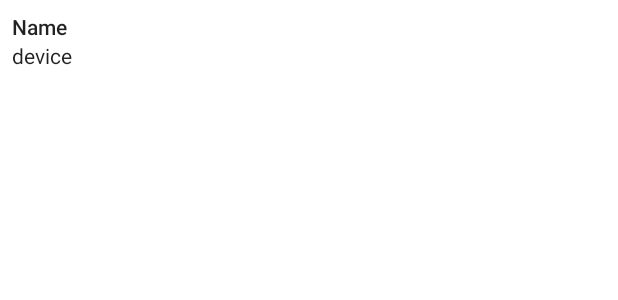
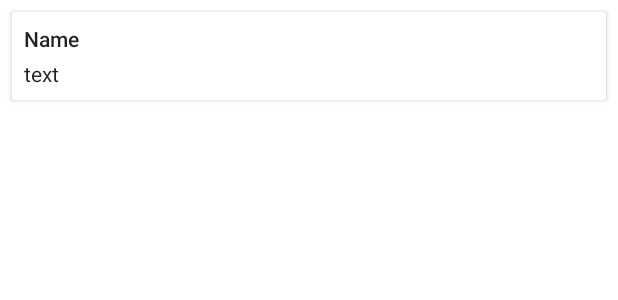
Before and after one commit to har5hit/BlueChat, an Android app: the layout list_user.xml on its own in the app's theme, with its tools: preview values and no code run, on a phone screen of 412 x 824 dp. Shown: the top 300 px of the screen. Run offline under Robolectric (Android 15) with nearby library versions, the phone set to English and light mode, and no system bars; network calls fail.

Commit message:
pending: neat ui, settings

```diff
--- a/app/src/main/java/com/justadeveloper96/bluechat/ProfileActivity.java
+++ b/app/src/main/java/com/justadeveloper96/bluechat/ProfileActivity.java
@@ -55,7 +55,7 @@ public class ProfileActivity extends BlueActivity implements View.OnClickListene
         edit= (ImageButton) findViewById(R.id.btn_edit);
         save= (Button) findViewById(R.id.btn_save);
         container_edit= (RelativeLayout) findViewById(R.id.rl_name);
-        container_save = (LinearLayout) findViewById(R.id.ll_name_container);
+        container_save = (LinearLayout) findViewById(R.id.ll_save);
         current_name= BlueHelper.getBluetoothAdapter().getName();
         name.setText(current_name);
     }
--- a/app/src/main/java/com/justadeveloper96/bluechat/SearchAdapter.java
+++ b/app/src/main/java/com/justadeveloper96/bluechat/SearchAdapter.java
@@ -32,7 +32,7 @@ public class SearchAdapter extends RecyclerView.Adapter<SearchAdapter.MyViewHold
 
     @Override
     public SearchAdapter.MyViewHolder onCreateViewHolder(ViewGroup parent, int viewType) {
-        return new MyViewHolder(LayoutInflater.from(parent.getContext()).inflate(android.R.layout.simple_list_item_1,parent,false));
+        return new MyViewHolder(LayoutInflater.from(parent.getContext()).inflate(R.layout.list_item_search,parent,false));
     }
 
     @Override
@@ -57,7 +57,7 @@ public class SearchAdapter extends RecyclerView.Adapter<SearchAdapter.MyViewHold
         TextView text;
         public MyViewHolder(View itemView) {
             super(itemView);
-            text= (TextView) itemView.findViewById(android.R.id.text1);
+            text= (TextView) itemView.findViewById(R.id.text);
             itemView.setOnClickListener(this);
         }
 
--- a/app/src/main/java/helpers/MyApplication.java
+++ b/app/src/main/java/helpers/MyApplication.java
@@ -11,7 +11,6 @@ import android.support.v7.app.NotificationCompat;
 
 import com.justadeveloper96.bluechat.ChatActivity;
 import com.justadeveloper96.bluechat.Constants;
-import com.justadeveloper96.bluechat.MainActivity;
 import com.justadeveloper96.bluechat.R;
 
 import org.greenrobot.eventbus.EventBus;
@@ -185,7 +184,7 @@ public class MyApplication extends Application {
 // your application to the Home screen.
         TaskStackBuilder stackBuilder = TaskStackBuilder.create(this);
 // Adds the back stack for the Intent (but not the Intent itself)
-        stackBuilder.addParentStack(MainActivity.class);
+        stackBuilder.addParentStack(ChatActivity.class);
 // Adds the Intent that starts the Activity to the top of the stack
         stackBuilder.addNextIntent(resultIntent);
         PendingIntent resultPendingIntent =
--- a/app/src/main/res/layout/list_user.xml
+++ b/app/src/main/res/layout/list_user.xml
@@ -1,5 +1,14 @@
 <?xml version="1.0" encoding="utf-8"?>
-<LinearLayout xmlns:android="http://schemas.android.com/apk/res/android"
+<android.support.v7.widget.CardView
+    xmlns:android="http://schemas.android.com/apk/res/android"
+    android:layout_width="match_parent"
+    android:orientation="vertical"
+    android:layout_height="wrap_content"
+    android:layout_marginLeft="8dp"
+    android:layout_marginRight="8dp"
+    android:layout_marginTop="8dp"
+    >
+    <LinearLayout
         android:layout_width="match_parent"
         android:orientation="vertical"
         android:layout_height="wrap_content"
@@ -9,14 +18,20 @@
             android:layout_width="match_parent"
             android:layout_height="wrap_content"
             android:id="@+id/tv_name"
+            android:maxLines="1"
+            android:ellipsize="end"
             style="@style/Base.TextAppearance.AppCompat.Body2"
             android:text="Name"/>
 
         <TextView
             android:layout_width="match_parent"
             android:layout_height="wrap_content"
-        android:text="device"
+            android:text="text"
+            android:layout_marginTop="4dp"
             android:id="@+id/tv_device_name"
-        style="@style/Base.TextAppearance.AppCompat.Body1"/>
+            style="@style/Base.TextAppearance.AppCompat.Body1"
+            android:maxLines="1"
+            android:ellipsize="end"/>
 
     </LinearLayout>
+</android.support.v7.widget.CardView>
--- a/app/src/main/res/menu/menu_main.xml
+++ b/app/src/main/res/menu/menu_main.xml
@@ -4,7 +4,11 @@
     tools:context="com.justadeveloper96.bluechat.MainActivity">
     <item
         android:id="@+id/action_settings"
-        android:orderInCategory="100"
         android:title="@string/action_settings"
         app:showAsAction="never" />
+
+    <item
+        android:id="@+id/action_share"
+        android:title="@string/action_share"
+        app:showAsAction="never" />
 </menu>
--- a/app/src/main/res/values/strings.xml
+++ b/app/src/main/res/values/strings.xml
@@ -3,4 +3,5 @@
     <string name="action_settings">Settings</string>
     <string name="menu_disconnect">DISCONNECT</string>
     <string name="menu_connect">CONNECT</string>
+    <string name="action_share">Share App!</string>
 </resources>
```
Also changed, not shown: app/src/main/java/com/justadeveloper96/bluechat/ChatActivity.java (+22 -3 lines), app/src/main/java/com/justadeveloper96/bluechat/MainActivity.java (+22 -3 lines), app/src/main/res/layout/activity_profile.xml (+10 -10 lines), app/src/main/res/layout/list_item_search.xml (added, +21 -0 lines). Lines whose indentation alone changed are shown as unchanged.
